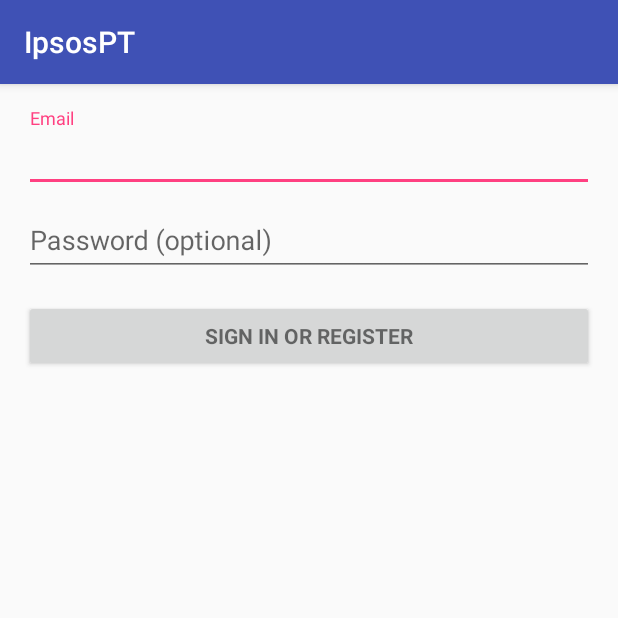
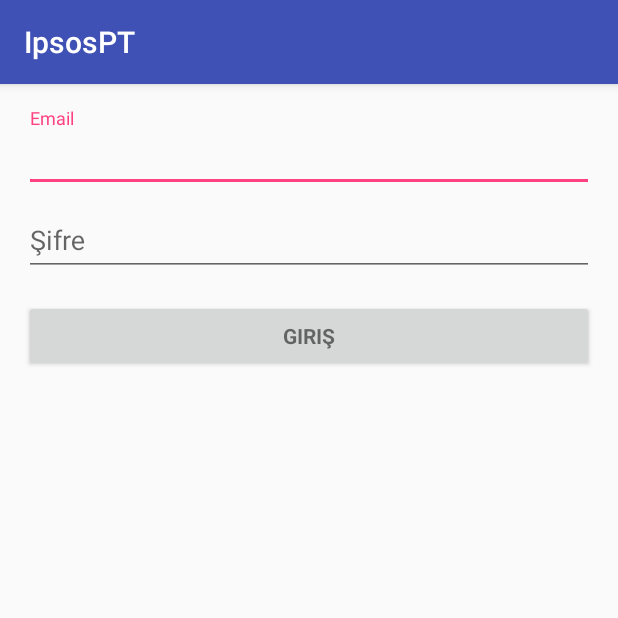
Before and after one commit to zencifil/IpsosPT, an Android app: the screen it shows after launch (LoginActivity), on a phone screen of 412 x 824 dp, the top half of it. Run offline under Robolectric (Android 15) with nearby library versions, the phone set to English and light mode, and no system bars.

Commit message:
Updated login activity

```diff
--- a/app/src/main/AndroidManifest.xml
+++ b/app/src/main/AndroidManifest.xml
@@ -1,6 +1,6 @@
 <?xml version="1.0" encoding="utf-8"?>
 <manifest xmlns:android="http://schemas.android.com/apk/res/android"
-    package="com.ipsos.savascilve.ipsospt">
+    package="com.ipsos.savascilve.ipsospt" >
 
     <!-- To auto-complete the email text field in the login form with the user's emails -->
     <uses-permission android:name="android.permission.GET_ACCOUNTS" />
@@ -12,10 +12,10 @@
         android:icon="@mipmap/ic_launcher"
         android:label="@string/app_name"
         android:supportsRtl="true"
-        android:theme="@style/AppTheme">
+        android:theme="@style/AppTheme" >
         <activity
             android:name=".LoginActivity"
-            android:label="@string/app_name">
+            android:label="@string/app_name" >
             <intent-filter>
                 <action android:name="android.intent.action.MAIN" />
 
--- a/app/src/main/java/com/ipsos/savascilve/ipsospt/LoginActivity.java
+++ b/app/src/main/java/com/ipsos/savascilve/ipsospt/LoginActivity.java
@@ -3,6 +3,7 @@
 import android.animation.Animator;
 import android.animation.AnimatorListenerAdapter;
 import android.annotation.TargetApi;
+import android.content.Intent;
 import android.content.pm.PackageManager;
 import android.support.annotation.NonNull;
 import android.support.design.widget.Snackbar;
@@ -29,114 +30,51 @@
 import android.widget.EditText;
 import android.widget.TextView;
 
+import java.io.IOException;
+import java.security.cert.Certificate;
 import java.util.ArrayList;
 import java.util.List;
+
+import javax.net.ssl.HttpsURLConnection;
+import javax.net.ssl.SSLPeerUnverifiedException;
 
 import static android.Manifest.permission.READ_CONTACTS;
 
 /**
  * A login screen that offers login via email/password.
  */
-public class LoginActivity extends AppCompatActivity implements LoaderCallbacks<Cursor> {
+public class LoginActivity extends AppCompatActivity {
 
-    /**
-     * Id to identity READ_CONTACTS permission request.
-     */
-    private static final int REQUEST_READ_CONTACTS = 0;
-
-    /**
-     * A dummy authentication store containing known user names and passwords.
-     * TODO: remove after connecting to a real authentication system.
-     */
-    private static final String[] DUMMY_CREDENTIALS = new String[]{
-            "foo@example.com:hello", "bar@example.com:world"
-    };
     /**
      * Keep track of the login task to ensure we can cancel it if requested.
      */
     private UserLoginTask mAuthTask = null;
 
     // UI references.
-    private AutoCompleteTextView mEmailView;
-    private EditText mPasswordView;
-    private View mProgressView;
-    private View mLoginFormView;
+    private EditText _emailTextBox;
+    private EditText _passwordTextBox;
+    private View _progressView;
+    private View _loginFormView;
 
     @Override
     protected void onCreate(Bundle savedInstanceState) {
         super.onCreate(savedInstanceState);
         setContentView(R.layout.activity_login);
         // Set up the login form.
-        mEmailView = (AutoCompleteTextView) findViewById(R.id.email);
-        populateAutoComplete();
+        _emailTextBox = (EditText) findViewById(R.id.email);
+        _passwordTextBox = (EditText) findViewById(R.id.password);
 
-        mPasswordView = (EditText) findViewById(R.id.password);
-        mPasswordView.setOnEditorActionListener(new TextView.OnEditorActionListener() {
-            @Override
-            public boolean onEditorAction(TextView textView, int id, KeyEvent keyEvent) {
-                if (id == R.id.login || id == EditorInfo.IME_NULL) {
-                    attemptLogin();
-                    return true;
-                }
-                return false;
-            }
-        });
-
-        Button mEmailSignInButton = (Button) findViewById(R.id.email_sign_in_button);
-        mEmailSignInButton.setOnClickListener(new OnClickListener() {
+        Button signInButton = (Button) findViewById(R.id.email_sign_in_button);
+        signInButton.setOnClickListener(new OnClickListener() {
             @Override
             public void onClick(View view) {
                 attemptLogin();
             }
         });
 
-        mLoginFormView = findViewById(R.id.login_form);
-        mProgressView = findViewById(R.id.login_progress);
+        _loginFormView = findViewById(R.id.login_form);
+        _progressView = findViewById(R.id.login_progress);
     }
-
-    private void populateAutoComplete() {
-        if (!mayRequestContacts()) {
-            return;
-        }
-
-        getLoaderManager().initLoader(0, null, this);
-    }
-
-    private boolean mayRequestContacts() {
-        if (Build.VERSION.SDK_INT < Build.VERSION_CODES.M) {
-            return true;
-        }
-        if (checkSelfPermission(READ_CONTACTS) == PackageManager.PERMISSION_GRANTED) {
-            return true;
-        }
-        if (shouldShowRequestPermissionRationale(READ_CONTACTS)) {
-            Snackbar.make(mEmailView, R.string.permission_rationale, Snackbar.LENGTH_INDEFINITE)
-                    .setAction(android.R.string.ok, new View.OnClickListener() {
-                        @Override
-                        @TargetApi(Build.VERSION_CODES.M)
-                        public void onClick(View v) {
-                            requestPermissions(new String[]{READ_CONTACTS}, REQUEST_READ_CONTACTS);
-                        }
-                    });
-        } else {
-            requestPermissions(new String[]{READ_CONTACTS}, REQUEST_READ_CONTACTS);
-        }
-        return false;
-    }
-
-    /**
-     * Callback received when a permissions request has been completed.
-     */
-    @Override
-    public void onRequestPermissionsResult(int requestCode, @NonNull String[] permissions,
-                                           @NonNull int[] grantResults) {
-        if (requestCode == REQUEST_READ_CONTACTS) {
-            if (grantResults.length == 1 && grantResults[0] == PackageManager.PERMISSION_GRANTED) {
-                populateAutoComplete();
-            }
-        }
-    }
-
 
     /**
      * Attempts to sign in or register the account specified by the login form.
@@ -149,31 +87,32 @@
         }
 
         // Reset errors.
-        mEmailView.setError(null);
-        mPasswordView.setError(null);
+        _emailTextBox.setError(null);
+        _passwordTextBox.setError(null);
 
         // Store values at the time of the login attempt.
-        String email = mEmailView.getText().toString();
-        String password = mPasswordView.getText().toString();
+        String email = _emailTextBox.getText().toString();
+        String password = _passwordTextBox.getText().toString();
 
         boolean cancel = false;
         View focusView = null;
 
         // Check for a valid password, if the user entered one.
         if (!TextUtils.isEmpty(password) && !isPasswordValid(password)) {
-            mPasswordView.setError(getString(R.string.error_invalid_password));
-            focusView = mPasswordView;
+            _passwordTextBox.setError(getString(R.string.error_invalid_password));
+            focusView = _passwordTextBox;
             cancel = true;
         }
 
         // Check for a valid email address.
         if (TextUtils.isEmpty(email)) {
-            mEmailView.setError(getString(R.string.error_field_required));
-            focusView = mEmailView;
+            _emailTextBox.setError(getString(R.string.error_field_required));
+            focusView = _emailTextBox;
             cancel = true;
-        } else if (!isEmailValid(email)) {
-            mEmailView.setError(getString(R.string.error_invalid_email));
-            focusView = mEmailView;
+        }
+        else if (!isEmailValid(email)) {
+            _emailTextBox.setError(getString(R.string.error_invalid_email));
+            focusView = _emailTextBox;
             cancel = true;
         }
 
@@ -181,7 +120,8 @@
             // There was an error; don't attempt login and focus the first
             // form field with an error.
             focusView.requestFocus();
-        } else {
+        }
+        else {
             // Show a progress spinner, and kick off a background task to
             // perform the user login attempt.
             showProgress(true);
@@ -189,7 +129,6 @@
             mAuthTask.execute((Void) null);
         }
     }
-
     private boolean isEmailValid(String email) {
         //TODO: Replace this with your own logic
         return email.contains("@");
@@ -211,83 +150,30 @@
         if (Build.VERSION.SDK_INT >= Build.VERSION_CODES.HONEYCOMB_MR2) {
             int shortAnimTime = getResources().getInteger(android.R.integer.config_shortAnimTime);
 
-            mLoginFormView.setVisibility(show ? View.GONE : View.VISIBLE);
-            mLoginFormView.animate().setDuration(shortAnimTime).alpha(
+            _loginFormView.setVisibility(show ? View.GONE : View.VISIBLE);
+            _loginFormView.animate().setDuration(shortAnimTime).alpha(
                     show ? 0 : 1).setListener(new AnimatorListenerAdapter() {
                 @Override
                 public void onAnimationEnd(Animator animation) {
-                    mLoginFormView.setVisibility(show ? View.GONE : View.VISIBLE);
+                    _loginFormView.setVisibility(show ? View.GONE : View.VISIBLE);
                 }
             });
 
-            mProgressView.setVisibility(show ? View.VISIBLE : View.GONE);
-            mProgressView.animate().setDuration(shortAnimTime).alpha(
+            _progressView.setVisibility(show ? View.VISIBLE : View.GONE);
+            _progressView.animate().setDuration(shortAnimTime).alpha(
                     show ? 1 : 0).setListener(new AnimatorListenerAdapter() {
                 @Override
                 public void onAnimationEnd(Animator animation) {
-                    mProgressView.setVisibility(show ? View.VISIBLE : View.GONE);
+                    _progressView.setVisibility(show ? View.VISIBLE : View.GONE);
                 }
             });
-        } else {
+        }
+        else {
             // The ViewPropertyAnimator APIs are not available, so simply show
             // and hide the relevant UI components.
-            mProgressView.setVisibility(show ? View.VISIBLE : View.GONE);
-            mLoginFormView.setVisibility(show ? View.GONE : View.VISIBLE);
+            _progressView.setVisibility(show ? View.VISIBLE : View.GONE);
+            _loginFormView.setVisibility(show ? View.GONE : View.VISIBLE);
         }
-    }
-
-    @Override
-    public Loader<Cursor> onCreateLoader(int i, Bundle bundle) {
-        return new CursorLoader(this,
-                // Retrieve data rows for the device user's 'profile' contact.
-                Uri.withAppendedPath(ContactsContract.Profile.CONTENT_URI,
-                        ContactsContract.Contacts.Data.CONTENT_DIRECTORY), ProfileQuery.PROJECTION,
-
-                // Select only email addresses.
-                ContactsContract.Contacts.Data.MIMETYPE +
-                        " = ?", new String[]{ContactsContract.CommonDataKinds.Email
-                .CONTENT_ITEM_TYPE},
-
-                // Show primary email addresses first. Note that there won't be
-                // a primary email address if the user hasn't specified one.
-                ContactsContract.Contacts.Data.IS_PRIMARY + " DESC");
-    }
-
-    @Override
-    public void onLoadFinished(Loader<Cursor> cursorLoader, Cursor cursor) {
-        List<String> emails = new ArrayList<>();
-        cursor.moveToFirst();
-        while (!cursor.isAfterLast()) {
-            emails.add(cursor.getString(ProfileQuery.ADDRESS));
-            cursor.moveToNext();
-        }
-
-        addEmailsToAutoComplete(emails);
-    }
-
-    @Override
-    public void onLoaderReset(Loader<Cursor> cursorLoader) {
-
-    }
-
-    private void addEmailsToAutoComplete(List<String> emailAddressCollection) {
-        //Create adapter to tell the AutoCompleteTextView what to show in its dropdown list.
-        ArrayAdapter<String> adapter =
-                new ArrayAdapter<>(LoginActivity.this,
-                        android.R.layout.simple_dropdown_item_1line, emailAddressCollection);
-
-        mEmailView.setAdapter(adapter);
-    }
-
-
-    private interface ProfileQuery {
-        String[] PROJECTION = {
-                ContactsContract.CommonDataKinds.Email.ADDRESS,
-                ContactsContract.CommonDataKinds.Email.IS_PRIMARY,
-        };
-
-        int ADDRESS = 0;
-        int IS_PRIMARY = 1;
     }
 
     /**
@@ -296,12 +182,12 @@
      */
     public class UserLoginTask extends AsyncTask<Void, Void, Boolean> {
 
-        private final String mEmail;
-        private final String mPassword;
+        private final String _email;
+        private final String _password;
 
         UserLoginTask(String email, String password) {
-            mEmail = email;
-            mPassword = password;
+            _email = email;
+            _password = password;
         }
 
         @Override
@@ -311,19 +197,13 @@
             try {
                 // Simulate network access.
                 Thread.sleep(2000);
-            } catch (InterruptedException e) {
+
+                login();
+            }
+            catch (InterruptedException e) {
                 return false;
             }
 
-            for (String credential : DUMMY_CREDENTIALS) {
-                String[] pieces = credential.split(":");
-                if (pieces[0].equals(mEmail)) {
-                    // Account exists, return true if the password matches.
-                    return pieces[1].equals(mPassword);
-                }
-            }
-
-            // TODO: register the new account here.
             return true;
         }
 
@@ -334,9 +214,11 @@
 
             if (success) {
                 finish();
-            } else {
-                mPasswordView.setError(getString(R.string.error_incorrect_password));
-                mPasswordView.requestFocus();
+                //navigateToHomeActivity();
+            }
+            else {
+                _passwordTextBox.setError(getString(R.string.error_incorrect_password));
+                _passwordTextBox.requestFocus();
             }
         }
 
@@ -345,5 +227,16 @@
             mAuthTask = null;
             showProgress(false);
         }
+
+        private boolean login() {
+            //HttpsURLConnection urlConnection = null;
+            return true;
+        }
+
+//        private void navigateToHomeActivity() {
+//            Intent homeIntent = new Intent(getApplicationContext(), MainActivity.class);
+//            homeIntent.addFlags(Intent.FLAG_ACTIVITY_CLEAR_TOP);
+//            startActivity(homeIntent);
+//        }
     }
 }
--- a/app/src/main/res/layout/activity_login.xml
+++ b/app/src/main/res/layout/activity_login.xml
@@ -17,7 +17,7 @@
         android:layout_width="wrap_content"
         android:layout_height="wrap_content"
         android:layout_marginBottom="8dp"
-        android:visibility="gone" />
+        android:visibility="gone"/>
 
     <ScrollView
         android:id="@+id/login_form"
@@ -34,14 +34,13 @@
                 android:layout_width="match_parent"
                 android:layout_height="wrap_content">
 
-                <AutoCompleteTextView
+            <EditText
                 android:id="@+id/email"
                 android:layout_width="match_parent"
                 android:layout_height="wrap_content"
                 android:hint="@string/prompt_email"
                 android:inputType="textEmailAddress"
-                    android:maxLines="1"
-                    android:singleLine="true" />
+                android:maxLines="1"/>
 
             </android.support.design.widget.TextInputLayout>
 
@@ -55,11 +54,10 @@
                 android:layout_height="wrap_content"
                 android:hint="@string/prompt_password"
                 android:imeActionId="@+id/login"
-                    android:imeActionLabel="@string/action_sign_in_short"
+                android:imeActionLabel="@string/action_sign_in"
                 android:imeOptions="actionUnspecified"
                 android:inputType="textPassword"
-                    android:maxLines="1"
-                    android:singleLine="true" />
+                android:maxLines="1"/>
 
             </android.support.design.widget.TextInputLayout>
 
@@ -70,7 +68,7 @@
                 android:layout_height="wrap_content"
                 android:layout_marginTop="16dp"
                 android:text="@string/action_sign_in"
-                android:textStyle="bold" />
+                android:textStyle="bold"/>
 
         </LinearLayout>
     </ScrollView>
--- a/app/src/main/res/values/strings.xml
+++ b/app/src/main/res/values/strings.xml
@@ -3,14 +3,12 @@
 
     <!-- Strings related to login -->
     <string name="prompt_email">Email</string>
-    <string name="prompt_password">Password (optional)</string>
-    <string name="action_sign_in">Sign in or register</string>
-    <string name="action_sign_in_short">Sign in</string>
-    <string name="error_invalid_email">This email address is invalid</string>
-    <string name="error_invalid_password">This password is too short</string>
-    <string name="error_incorrect_password">This password is incorrect</string>
-    <string name="error_field_required">This field is required</string>
-    <string name="permission_rationale">"Contacts permissions are needed for providing email
-        completions."
-    </string>
+    <string name="prompt_password">Şifre</string>
+    <string name="action_sign_in">Giriş</string>
+    <string name="error_invalid_email">Şirket maili kullanmanız gerekmektedir.</string>
+    <string name="error_invalid_password">Şifre en az 6 haneli olmalıdır.</string>
+    <string name="error_incorrect_password">Kullanıcı adı veya şifre hatalı.</string>
+    <string name="error_field_required">Zorunlu alan!</string>
+
+
 </resources>
```
Lines whose indentation alone changed are shown as unchanged.
